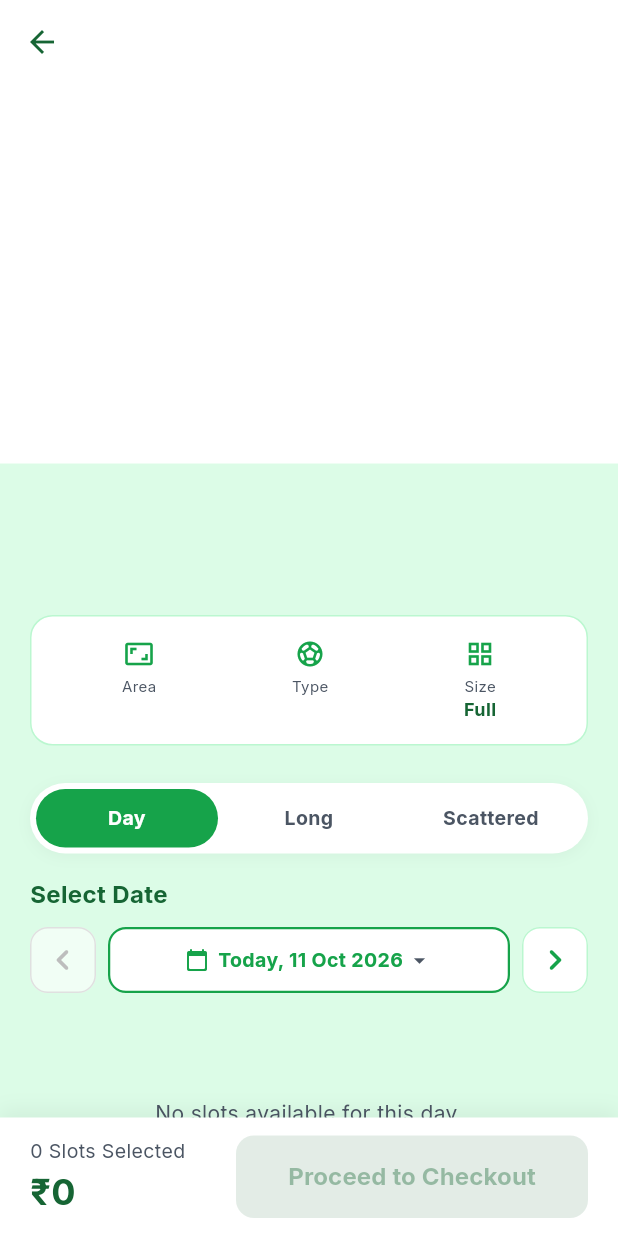
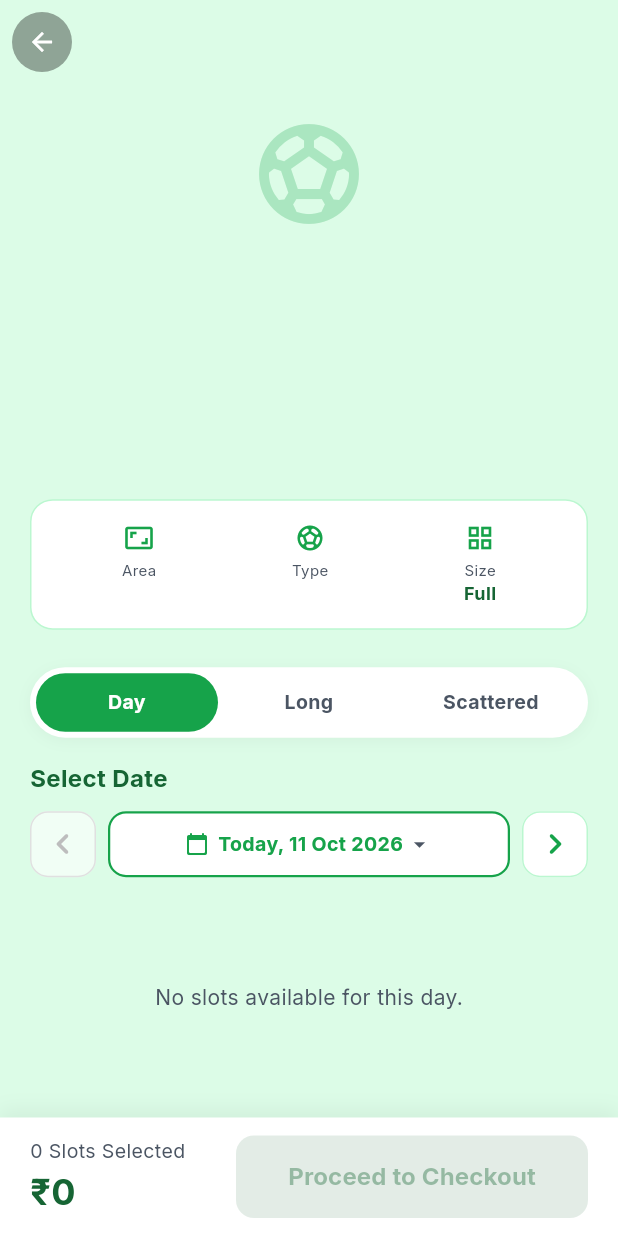
Before and after one commit to sandeep8558/cornerstone_turf, a Flutter app: the TurfDetailScreen screen opened directly with empty values, on a phone screen of 412 x 824 dp. Run offline on Flutter 3.47's test engine with Material 3 defaults, Android fonts, the phone set to English and light mode, and no system bars; our stand-ins replace animate_do, flutter_image_compress, flutter_secure_storage, geocoding, geolocator, get and 4 more; missing offline and left inert: mobile_scanner, razorpay_flutter; accounts and stored records are empty; network calls fail.

Commit message:
fix(flutter): optimize turf details hero image ratio to 16:9 widescreen and add clear back button

```diff
--- a/mobile/lib/views/turf_detail_screen.dart
+++ b/mobile/lib/views/turf_detail_screen.dart
@@ -1299,20 +1299,31 @@ class _TurfDetailScreenState extends State<TurfDetailScreen> {
           CustomScrollView(
             slivers: [
               SliverAppBar(
-                expandedHeight: MediaQuery.of(context).size.width * 0.75,
+                expandedHeight: MediaQuery.of(context).padding.top +
+                    (MediaQuery.of(context).size.width * (9 / 16)),
                 pinned: true,
                 backgroundColor: AppColors.background,
+                leading: Padding(
+                  padding: const EdgeInsets.all(8.0),
+                  child: CircleAvatar(
+                    backgroundColor: Colors.black.withOpacity(0.35),
+                    child: IconButton(
+                      icon: const Icon(Icons.arrow_back, color: Colors.white, size: 20),
+                      onPressed: () => Get.back(),
+                    ),
+                  ),
+                ),
                 flexibleSpace: FlexibleSpaceBar(
                   background: Builder(
                     builder: (context) {
                       List<String> images = _getTurfImages(_currentTurf);
                       if (images.isEmpty) {
                         return Container(
-                          color: Colors.white,
-                          child: const Center(
+                          color: AppColors.green100,
+                          child: Center(
                             child: Icon(
                               Icons.sports_soccer,
-                              color: Colors.white10,
+                              color: AppColors.primary.withOpacity(0.25),
                               size: 80,
                             ),
                           ),
@@ -1334,11 +1345,13 @@ class _TurfDetailScreenState extends State<TurfDetailScreen> {
                                 fit: BoxFit.cover,
                                 errorBuilder: (context, error, stackTrace) =>
                                     Container(
-                                      color: Colors.grey[800],
-                                      child: const Icon(
-                                        Icons.broken_image,
-                                        color: Colors.white24,
-                                        size: 50,
+                                      color: AppColors.green100,
+                                      child: Center(
+                                        child: Icon(
+                                          Icons.sports_soccer,
+                                          color: AppColors.primary.withOpacity(0.25),
+                                          size: 80,
+                                        ),
                                       ),
                                     ),
                               );
```
